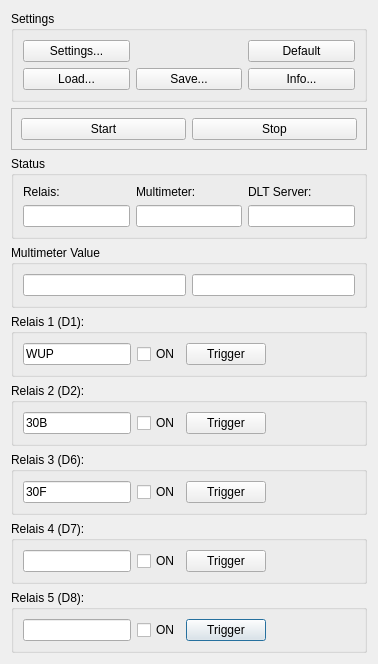
The window that dialog.ui (alexmucde/DLTPower) describes before a commit, drawn with Qt 5.
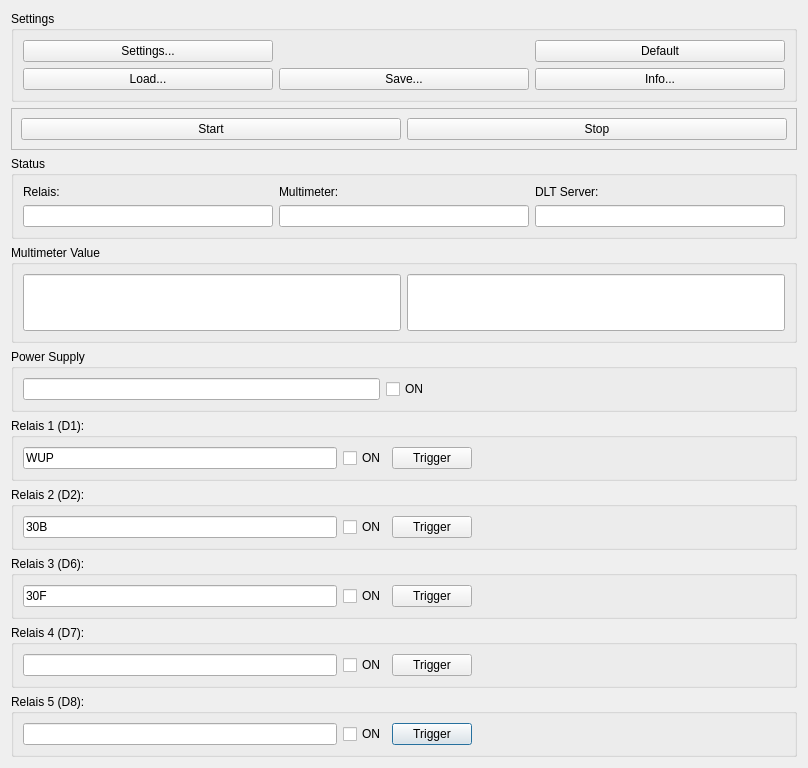
The same window after the commit.

Commit message: Added support of power supply

```diff
--- a/dialog.ui
+++ b/dialog.ui
@@ -6,8 +6,8 @@
    <rect>
     <x>0</x>
     <y>0</y>
-    <width>378</width>
-    <height>656</height>
+    <width>808</width>
+    <height>759</height>
    </rect>
   </property>
   <property name="sizePolicy">
@@ -80,10 +80,24 @@
      </property>
      <layout class="QHBoxLayout" name="horizontalLayout_5">
       <item>
-       <widget class="QLineEdit" name="lineEditValue"/>
+       <widget class="QLineEdit" name="lineEditValue">
+        <property name="font">
+         <font>
+          <family>Arial</family>
+          <pointsize>32</pointsize>
+         </font>
+        </property>
+       </widget>
       </item>
       <item>
-       <widget class="QLineEdit" name="lineEditUnit"/>
+       <widget class="QLineEdit" name="lineEditUnit">
+        <property name="font">
+         <font>
+          <family>Arial</family>
+          <pointsize>32</pointsize>
+         </font>
+        </property>
+       </widget>
       </item>
      </layout>
     </widget>
@@ -394,6 +408,38 @@
      </layout>
     </widget>
    </item>
+   <item row="11" column="0">
+    <widget class="QGroupBox" name="groupBox_9">
+     <property name="title">
+      <string>Power Supply</string>
+     </property>
+     <layout class="QHBoxLayout" name="horizontalLayout_8">
+      <item>
+       <widget class="QLineEdit" name="lineEditPowerName"/>
+      </item>
+      <item>
+       <widget class="QCheckBox" name="checkBoxPower">
+        <property name="text">
+         <string>ON</string>
+        </property>
+       </widget>
+      </item>
+      <item>
+       <spacer name="horizontalSpacer_6">
+        <property name="orientation">
+         <enum>Qt::Horizontal</enum>
+        </property>
+        <property name="sizeHint" stdset="0">
+         <size>
+          <width>40</width>
+          <height>20</height>
+         </size>
+        </property>
+       </spacer>
+      </item>
+     </layout>
+    </widget>
+   </item>
   </layout>
  </widget>
  <resources/>
```
The commit also changes 6 other files.
